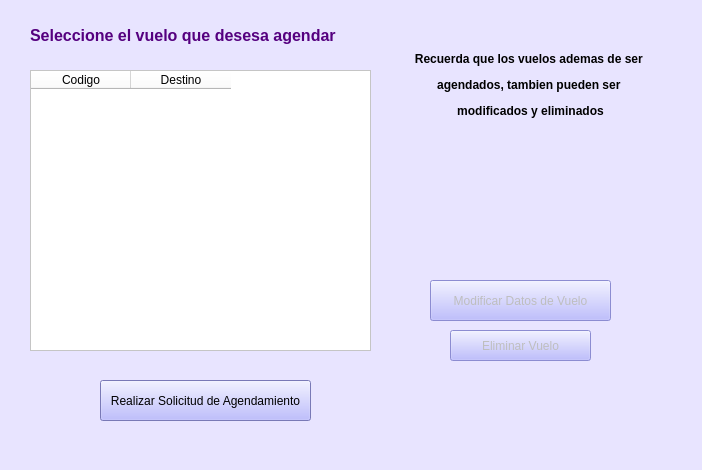
vanesagustin98/Aerocamp, file Interfaces Aeropuerto/agendamientoVuelos.ui: the form before one commit.
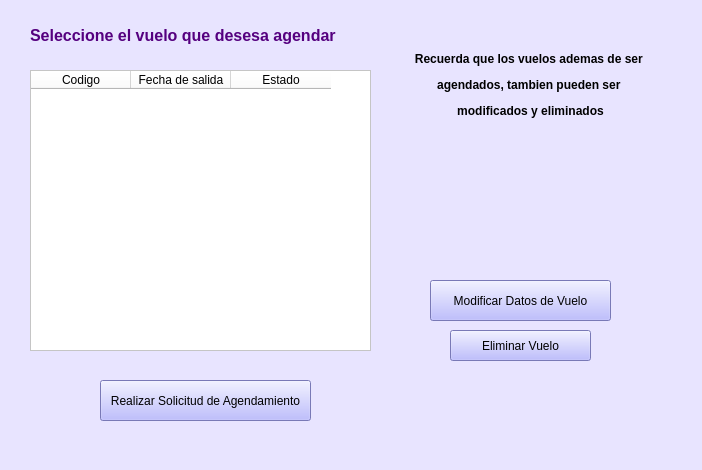
The form after the commit. Icons and pictures are not drawn.

Patch:
```diff
--- a/Interfaces Aeropuerto/agendamientoVuelos.ui
+++ b/Interfaces Aeropuerto/agendamientoVuelos.ui
@@ -458,7 +458,7 @@
   </widget>
   <widget class="QPushButton" name="bt_modificarDatos">
    <property name="enabled">
-    <bool>false</bool>
+    <bool>true</bool>
    </property>
    <property name="geometry">
     <rect>
@@ -477,7 +477,7 @@
   </widget>
   <widget class="QPushButton" name="bt_eliminarVuelo">
    <property name="enabled">
-    <bool>false</bool>
+    <bool>true</bool>
    </property>
    <property name="geometry">
     <rect>
@@ -565,7 +565,12 @@
    </column>
    <column>
     <property name="text">
-     <string>Destino</string>
+     <string>Fecha de salida</string>
+    </property>
+   </column>
+   <column>
+    <property name="text">
+     <string>Estado</string>
     </property>
    </column>
   </widget>
```
